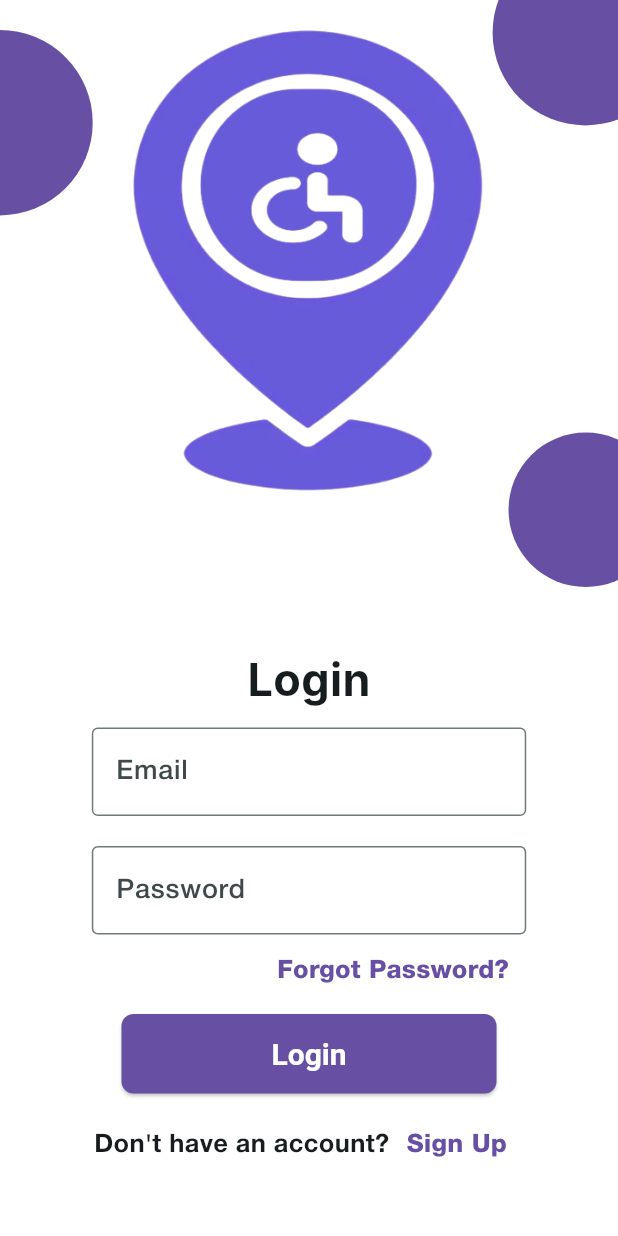
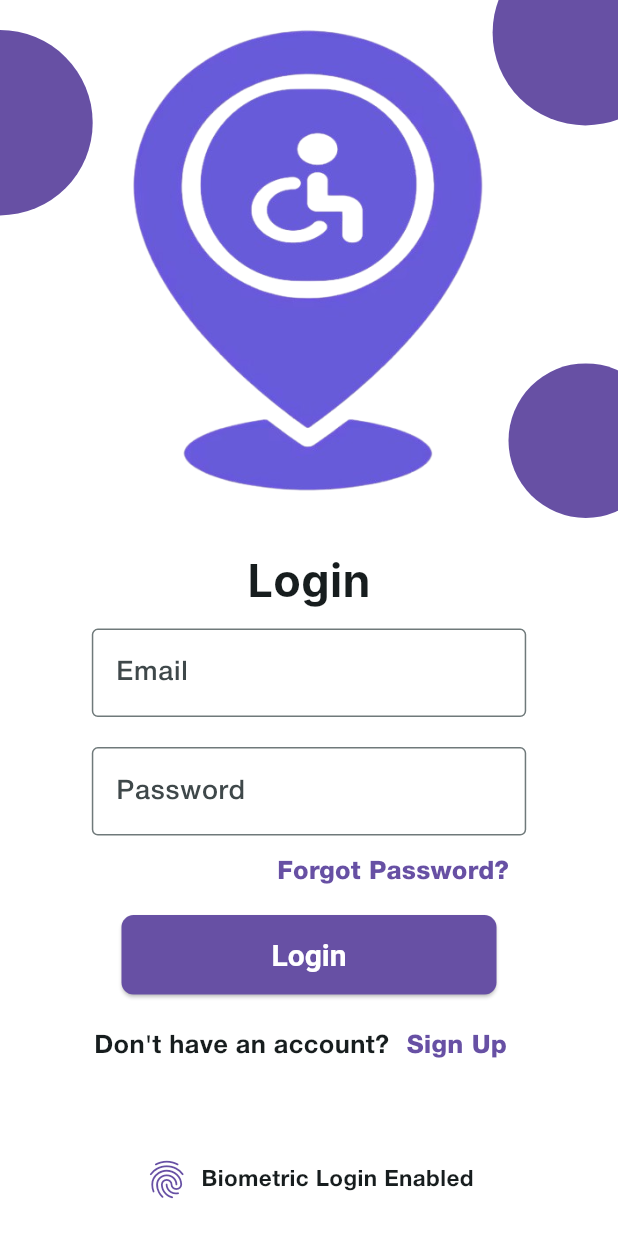
Before and after one commit to jharodiv/Accessability, a Flutter app: the screen it shows after launch, on a phone screen of 412 x 824 dp. Run offline on Flutter 3.47's test engine with Material 3 defaults, Android fonts, the phone set to English and light mode, and no system bars; our stand-ins replace animated_splash_screen, bloc, cloud_firestore, equatable, firebase_auth, firebase_core and 9 more; missing offline and left inert: tutorial_coach_mark; accounts and stored records are empty; Roboto replaces fonts that are missing (Inter); project files that could hold a hidden picture were left out.

Commit message:
added biometric ui for now

```diff
--- a/frontend/lib/accessability/logic/bloc/auth/auth_event.dart
+++ b/frontend/lib/accessability/logic/bloc/auth/auth_event.dart
@@ -36,3 +36,5 @@ class VerifyCodeEvent extends AuthEvent {
 
   VerifyCodeEvent(this.email, this.verificationCode);
 }
+
+class LoginWithBiometricEvent extends AuthEvent {}
--- a/frontend/lib/accessability/presentation/widgets/authWidgets/authentication_Image.dart
+++ b/frontend/lib/accessability/presentation/widgets/authWidgets/authentication_Image.dart
@@ -8,7 +8,7 @@ class AuthenticationImage extends StatelessWidget {
     double screenWidth = MediaQuery.of(context).size.width;
     double screenHeight = MediaQuery.of(context).size.height;
 
-    double imageHeight = screenHeight * 0.5;
+    double imageHeight = screenHeight * 0.42;
     double imageHeight2 = screenHeight * 0.4;
     double imageWidth = screenWidth * 0.8;
 
--- a/frontend/lib/accessability/presentation/widgets/authWidgets/login_form.dart
+++ b/frontend/lib/accessability/presentation/widgets/authWidgets/login_form.dart
@@ -8,6 +8,7 @@ import 'package:frontend/accessability/logic/bloc/user/user_event.dart';
 import 'package:frontend/accessability/logic/bloc/user/user_state.dart';
 import 'package:frontend/accessability/presentation/screens/authScreens/forgot_password_screen.dart';
 import 'package:frontend/accessability/presentation/screens/authScreens/signup_screen.dart';
+import 'package:local_auth/local_auth.dart';
 
 class LoginForm extends StatefulWidget {
   const LoginForm({super.key});
@@ -19,7 +20,9 @@ class LoginForm extends StatefulWidget {
 class _LoginFormState extends State<LoginForm> {
   final TextEditingController emailController = TextEditingController();
   final TextEditingController passwordController = TextEditingController();
-  bool _hasNavigated = false; // Add this flag
+  final LocalAuthentication _localAuth = LocalAuthentication();
+  bool _hasNavigated = false;
+  bool isBiometricEnabled = true; // Replace this with actual settings value
 
   @override
   void dispose() {
@@ -34,20 +37,45 @@ class _LoginFormState extends State<LoginForm> {
     context.read<AuthBloc>().add(LoginEvent(email: email, password: password));
   }
 
+  Future<void> _authenticateWithBiometrics() async {
+    try {
+      bool isAvailable = await _localAuth.canCheckBiometrics;
+      bool didAuthenticate = false;
+
+      if (isAvailable) {
+        didAuthenticate = await _localAuth.authenticate(
+          localizedReason: 'Authenticate to login',
+          options: const AuthenticationOptions(
+            biometricOnly: true,
+            useErrorDialogs: true,
+            stickyAuth: true,
+          ),
+        );
+
+        if (didAuthenticate) {
+          // Simulate successful login
+          context.read<AuthBloc>().add(LoginWithBiometricEvent());
+        }
+      } else {
+        ScaffoldMessenger.of(context).showSnackBar(
+          const SnackBar(
+              content: Text('Biometric authentication not available')),
+        );
+      }
+    } catch (e) {
+      print('Error using biometrics: $e');
+    }
+  }
+
   @override
   Widget build(BuildContext context) {
     return MultiBlocListener(
       listeners: [
         BlocListener<AuthBloc, AuthState>(
           listener: (context, state) {
-            if (state is AuthLoading) {
-              const Text('yuh');
-            } else if (state is AuthenticatedLogin) {
-              print("AuthBloc: User logged in, transitioning...");
-              Navigator.pop(context); // Dismiss loading dialog
+            if (state is AuthenticatedLogin) {
               context.read<UserBloc>().add(FetchUserData());
             } else if (state is AuthError) {
-              Navigator.pop(context); // Dismiss loading dialog
               showDialog(
                 context: context,
                 builder: (context) => AlertDialog(
@@ -69,8 +97,10 @@ class _LoginFormState extends State<LoginForm> {
             if (userState is UserLoaded) {
               final authState = context.read<AuthBloc>().state;
               WidgetsBinding.instance.addPostFrameCallback((_) {
-                if (mounted && authState is AuthenticatedLogin && !_hasNavigated) {
-                  _hasNavigated = true; // Prevent multiple navigations
+                if (mounted &&
+                    authState is AuthenticatedLogin &&
+                    !_hasNavigated) {
+                  _hasNavigated = true;
                   if (authState.hasCompletedOnboarding) {
                     Navigator.pushReplacementNamed(context, '/homescreen');
                   } else {
@@ -119,9 +149,11 @@ class _LoginFormState extends State<LoginForm> {
                     alignment: Alignment.centerRight,
                     child: TextButton(
                       onPressed: () => Navigator.push(
-                          context,
-                          MaterialPageRoute(
-                              builder: (context) => const ForgotPasswordScreen())),
+                        context,
+                        MaterialPageRoute(
+                          builder: (context) => const ForgotPasswordScreen(),
+                        ),
+                      ),
                       child: const Text(
                         'Forgot Password?',
                         style: TextStyle(
@@ -157,9 +189,10 @@ class _LoginFormState extends State<LoginForm> {
                               fontSize: 17, fontWeight: FontWeight.w700)),
                       TextButton(
                         onPressed: () => Navigator.push(
-                            context,
-                            MaterialPageRoute(
-                                builder: (context) => const SignupScreen())),
+                          context,
+                          MaterialPageRoute(
+                              builder: (context) => const SignupScreen()),
+                        ),
                         child: const Text(
                           'Sign Up',
                           style: TextStyle(
@@ -170,6 +203,25 @@ class _LoginFormState extends State<LoginForm> {
                       ),
                     ],
                   ),
+                  const SizedBox(height: 50),
+                  GestureDetector(
+                    onTap: _authenticateWithBiometrics,
+                    child: Row(
+                      mainAxisSize: MainAxisSize.min,
+                      children: [
+                        const Icon(Icons.fingerprint,
+                            size: 30, color: Color(0xFF6750A4)),
+                        const SizedBox(width: 8),
+                        Text(
+                          isBiometricEnabled
+                              ? 'Biometric Login Enabled'
+                              : 'Login with Biometrics',
+                          style: const TextStyle(
+                              fontSize: 15, fontWeight: FontWeight.w600),
+                        ),
+                      ],
+                    ),
+                  )
                 ],
               ),
             ),
--- a/frontend/pubspec.yaml
+++ b/frontend/pubspec.yaml
@@ -42,7 +42,7 @@ dependencies:
   google_maps_flutter: ^2.10.0
   cloud_firestore: ^5.6.1
   provider: ^6.1.2
-  intl: ^0.20.2
+  intl: ^0.19.0
   location: ^8.0.0
   tutorial_coach_mark: ^1.2.12
   flutter_secure_storage: ^9.2.4
@@ -55,6 +55,7 @@ dependencies:
   flutter_google_maps_webservices: ^1.1.1
   flutter_dotenv: ^5.2.1
   flutter_slidable: ^4.0.0
+  local_auth: ^2.3.0
 
 dev_dependencies:
   flutter_test:
```
Also changed, not shown: frontend/pubspec.lock, 1 other file.
